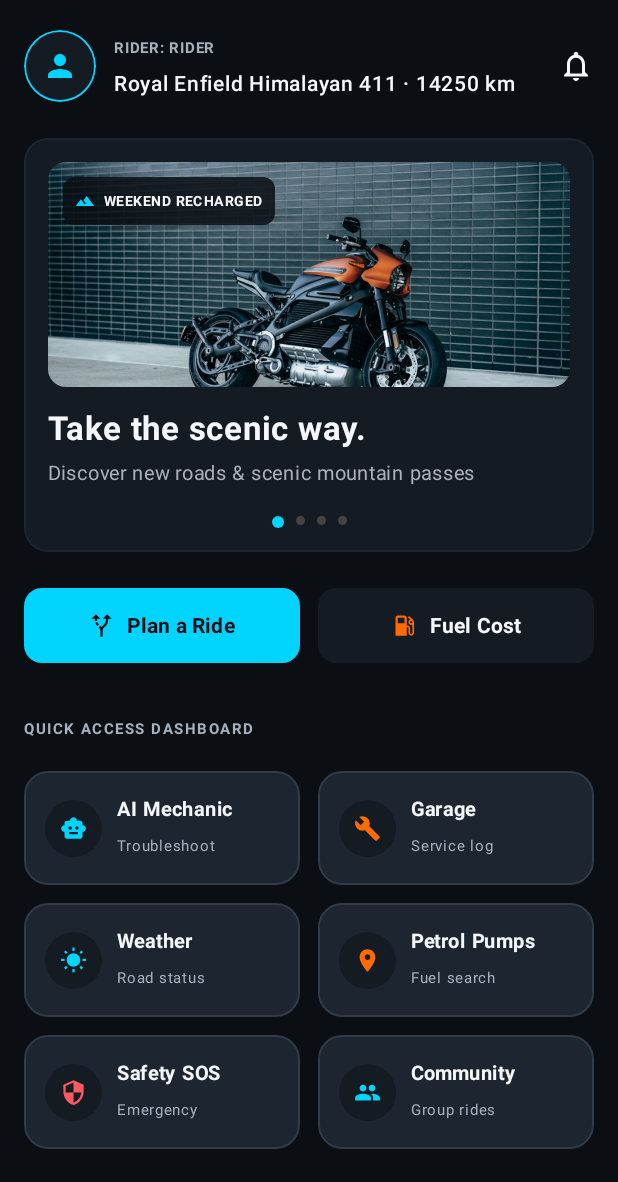
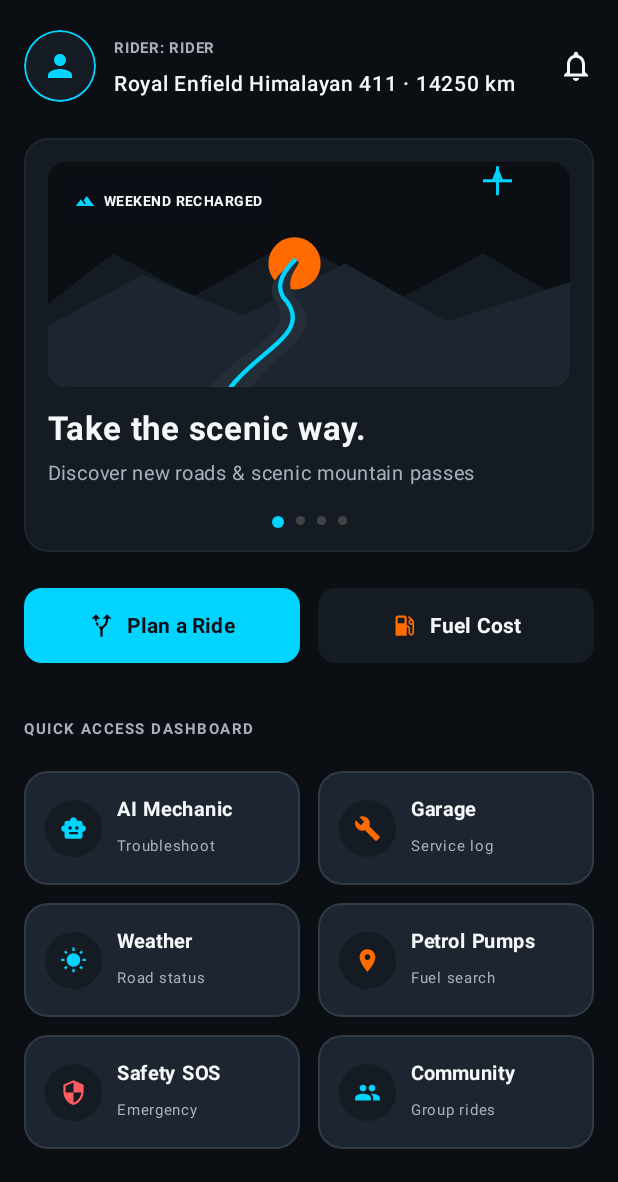
Before and after one commit to yogesh4598/MotoBuddy, an Android app built with Jetpack Compose: the DashboardScreen screen opened through its navigation route, on a phone screen of 412 x 824 dp, the part 54-1236 px from its top. Run offline under Robolectric (Android 15) with nearby library versions, the phone set to English and light mode, and no system bars.

Commit message:
Replace bike photo slides with subject-specific custom graphic artwork drawables

```diff
--- a/app/src/main/java/com/example/motobuddy/ui/screens/home/DashboardScreen.kt
+++ b/app/src/main/java/com/example/motobuddy/ui/screens/home/DashboardScreen.kt
@@ -160,13 +160,13 @@ fun DashboardScreen(navController: NavController) {
 
             Spacer(modifier = Modifier.height(24.dp))
 
-            // Auto-Sliding Hero Section (Clickable Carousel with Real-Life Photos and Navigation Links)
+            // Auto-Sliding Hero Section (Clickable Carousel with Subject-Relevant Graphics)
             val slides = listOf(
                 CarouselSlide(
                     kicker = "WEEKEND RECHARGED",
                     title = "Take the scenic way.",
                     subtitle = "Discover new roads & scenic mountain passes",
-                    imageRes = R.drawable.carousel_scenic_real,
+                    imageRes = R.drawable.slide_scenic_pass,
                     icon = Icons.Default.Landscape,
                     route = Screen.ScenicRoutes.route
                 ),
@@ -174,7 +174,7 @@ fun DashboardScreen(navController: NavController) {
                     kicker = "SMART PLANNING",
                     title = "Plan Your Dream Ride",
                     subtitle = "Routes, weather & fuel cost estimation",
-                    imageRes = R.drawable.carousel_fuel_real,
+                    imageRes = R.drawable.slide_fuel_planner,
                     icon = Icons.Default.LocalGasStation,
                     route = Screen.FuelCostCalculator.route
                 ),
@@ -182,7 +182,7 @@ fun DashboardScreen(navController: NavController) {
                     kicker = "AI MECHANIC",
                     title = "Troubleshoot on the go",
                     subtitle = "Instant AI mechanical diagnostics & tips",
-                    imageRes = R.drawable.carousel_mechanic_real,
+                    imageRes = R.drawable.slide_ai_mechanic_diag,
                     icon = Icons.Default.SmartToy,
                     route = Screen.MechanicAssistant.route
                 ),
@@ -190,7 +190,7 @@ fun DashboardScreen(navController: NavController) {
                     kicker = "COMMUNITY RIDES",
                     title = "Ride with the pack",
                     subtitle = "Join group rides & trip invitations",
-                    imageRes = R.drawable.carousel_community_real,
+                    imageRes = R.drawable.slide_community_pack,
                     icon = Icons.Default.People,
                     route = Screen.Community.route
                 )
@@ -236,7 +236,7 @@ fun DashboardScreen(navController: NavController) {
                                     modifier = Modifier.fillMaxSize()
                                 )
 
-                                // Category Badge Overlay with Matching Icon
+                                // Subject Category Badge Overlay
                                 Row(
                                     modifier = Modifier
                                         .align(Alignment.TopStart)
--- /dev/null
+++ b/app/src/main/res/drawable/slide_ai_mechanic_diag.xml
@@ -0,0 +1,52 @@
+<?xml version="1.0" encoding="utf-8"?>
+<vector xmlns:android="http://schemas.android.com/apk/res/android"
+    android:width="360dp"
+    android:height="200dp"
+    android:viewportWidth="360"
+    android:viewportHeight="200">
+
+    <!-- Background -->
+    <path
+        android:fillColor="#0B0F14"
+        android:pathData="M0,0h360v200h-360z" />
+
+    <!-- Diagnostic Circuit Grid Lines -->
+    <path
+        android:strokeColor="#1D2630"
+        android:strokeWidth="2"
+        android:pathData="M15,35H110L140,65V165 M345,165H265L235,135V25" />
+
+    <!-- Mechanical Engine Gear Assembly Ring -->
+    <path
+        android:strokeColor="#242E39"
+        android:strokeWidth="12"
+        android:pathData="M180,100m-48,0a48,48 0 1,0 96,0a48,48 0 1,0 -96,0" />
+
+    <!-- Gear Teeth -->
+    <path
+        android:strokeColor="#242E39"
+        android:strokeWidth="8"
+        android:strokeLineCap="square"
+        android:pathData="M180,42V52 M180,148V158 M122,100H132 M228,100H238 M139,59L146,66 M214,134L221,141 M139,141L146,134 M214,66L221,59" />
+
+    <!-- Mechanic Wrench Tool (Vibrant Orange Accent) -->
+    <path
+        android:strokeColor="#FF6B00"
+        android:strokeWidth="6"
+        android:strokeLineCap="round"
+        android:pathData="M140,140L220,60 M220,60C225,55 235,55 240,60 C245,65 245,75 240,80" />
+
+    <!-- AI Diagnostic Scan Ring (Electric Cyan Glow) -->
+    <path
+        android:strokeColor="#00D4FF"
+        android:strokeWidth="3"
+        android:pathData="M180,100m-32,0a32,32 0 1,0 64,0a32,32 0 1,0 -64,0" />
+
+    <!-- Diagnostic Spark / ECG Pulse Line -->
+    <path
+        android:strokeColor="#00D4FF"
+        android:strokeWidth="3"
+        android:strokeLineCap="round"
+        android:strokeLineJoin="round"
+        android:pathData="M152,100 L165,100 L172,82 L180,118 L188,92 L195,100 L208,100" />
+</vector>
--- /dev/null
+++ b/app/src/main/res/drawable/slide_community_pack.xml
@@ -0,0 +1,67 @@
+<?xml version="1.0" encoding="utf-8"?>
+<vector xmlns:android="http://schemas.android.com/apk/res/android"
+    android:width="360dp"
+    android:height="200dp"
+    android:viewportWidth="360"
+    android:viewportHeight="200">
+
+    <!-- Dark Background -->
+    <path
+        android:fillColor="#0B0F14"
+        android:pathData="M0,0h360v200h-360z" />
+
+    <!-- Open Highway Perspective Road -->
+    <path
+        android:fillColor="#151B23"
+        android:pathData="M0,200 L110,85 L250,85 L360,200 Z" />
+
+    <path
+        android:fillColor="#1D2630"
+        android:pathData="M35,200 L130,85 L230,85 L325,200 Z" />
+
+    <!-- Highway Lane Dividers (Electric Cyan & Orange) -->
+    <path
+        android:strokeColor="#FF6B00"
+        android:strokeWidth="3"
+        android:strokeLineCap="round"
+        android:pathData="M180,200 L180,85" />
+
+    <path
+        android:strokeColor="#00D4FF"
+        android:strokeWidth="2"
+        android:strokeLineCap="round"
+        android:pathData="M145,200 L160,85 M215,200 L200,85" />
+
+    <!-- Group Rider Silhouettes (Lead Rider - Cyan Helmet) -->
+    <path
+        android:fillColor="#00D4FF"
+        android:pathData="M180,75m-11,0a11,11 0 1,0 22,0a11,11 0 1,0 -22,0" />
+    <path
+        android:fillColor="#0B0F14"
+        android:pathData="M174,73h12v4h-12z" />
+    <path
+        android:fillColor="#242E39"
+        android:pathData="M162,100 C162,88 198,88 198,100 Z" />
+
+    <!-- Flank Rider 1 (Orange Helmet) -->
+    <path
+        android:fillColor="#FF6B00"
+        android:pathData="M115,95m-9,0a9,9 0 1,0 18,0a9,9 0 1,0 -18,0" />
+    <path
+        android:fillColor="#242E39"
+        android:pathData="M100,115 C100,105 130,105 130,115 Z" />
+
+    <!-- Flank Rider 2 (Green Helmet) -->
+    <path
+        android:fillColor="#32D583"
+        android:pathData="M245,95m-9,0a9,9 0 1,0 18,0a9,9 0 1,0 -18,0" />
+    <path
+        android:fillColor="#242E39"
+        android:pathData="M230,115 C230,105 260,105 260,115 Z" />
+
+    <!-- Social Connection Web Lines -->
+    <path
+        android:strokeColor="#00D4FF"
+        android:strokeWidth="1.5"
+        android:pathData="M115,95 L180,75 L245,95 M115,95 L245,95" />
+</vector>
--- /dev/null
+++ b/app/src/main/res/drawable/slide_fuel_planner.xml
@@ -0,0 +1,59 @@
+<?xml version="1.0" encoding="utf-8"?>
+<vector xmlns:android="http://schemas.android.com/apk/res/android"
+    android:width="360dp"
+    android:height="200dp"
+    android:viewportWidth="360"
+    android:viewportHeight="200">
+
+    <!-- Background -->
+    <path
+        android:fillColor="#0B0F14"
+        android:pathData="M0,0h360v200h-360z" />
+
+    <!-- Card Base -->
+    <path
+        android:fillColor="#151B23"
+        android:pathData="M15,15h330v170h-330z" />
+
+    <!-- Fuel Dispenser Body -->
+    <path
+        android:fillColor="#1D2630"
+        android:pathData="M60,50h80v110h-80z" />
+
+    <!-- Fuel Meter Screen -->
+    <path
+        android:fillColor="#0B0F14"
+        android:pathData="M70,65h60v35h-60z" />
+
+    <!-- Fuel Digital Meter Lines -->
+    <path
+        android:strokeColor="#00D4FF"
+        android:strokeWidth="2.5"
+        android:strokeLineCap="round"
+        android:pathData="M75,78h50 M75,88h35" />
+
+    <!-- Fuel Hose & Nozzle Gun -->
+    <path
+        android:strokeColor="#FF6B00"
+        android:strokeWidth="4"
+        android:strokeLineCap="round"
+        android:strokeLineJoin="round"
+        android:pathData="M140,105 C165,105 165,155 185,135 L210,100 L200,90 L185,115" />
+
+    <!-- Big Fuel Drop Icon -->
+    <path
+        android:fillColor="#FF6B00"
+        android:pathData="M250,70 C250,70 230,100 230,115 C230,126 239,135 250,135 C261,135 270,126 270,115 C270,100 250,70 250,70 Z" />
+
+    <!-- Trip Distance & Mileage Meter Gauge Arc -->
+    <path
+        android:strokeColor="#00D4FF"
+        android:strokeWidth="3"
+        android:pathData="M310,120 A30,30 0 1,0 270,135" />
+
+    <path
+        android:strokeColor="#32D583"
+        android:strokeWidth="3"
+        android:strokeLineCap="round"
+        android:pathData="M290,105 L302,93" />
+</vector>
--- /dev/null
+++ b/app/src/main/res/drawable/slide_scenic_pass.xml
@@ -0,0 +1,48 @@
+<?xml version="1.0" encoding="utf-8"?>
+<vector xmlns:android="http://schemas.android.com/apk/res/android"
+    android:width="360dp"
+    android:height="200dp"
+    android:viewportWidth="360"
+    android:viewportHeight="200">
+
+    <!-- Sky Background -->
+    <path
+        android:fillColor="#0B0F14"
+        android:pathData="M0,0h360v200h-360z" />
+
+    <!-- Distant Mountain Ranges -->
+    <path
+        android:fillColor="#151B23"
+        android:pathData="M0,120 L45,85 L100,115 L170,75 L240,118 L300,85 L360,120 L360,200 L0,200 Z" />
+
+    <!-- Midground Hills -->
+    <path
+        android:fillColor="#1D2630"
+        android:pathData="M0,135 L65,100 L135,128 L205,92 L275,132 L360,105 L360,200 L0,200 Z" />
+
+    <!-- Sunset Horizon Sun -->
+    <path
+        android:fillColor="#FF6B00"
+        android:pathData="M170,92m-18,0a18,18 0 1,0 36,0a18,18 0 1,0 -36,0" />
+
+    <!-- Winding Scenic Highway Pass -->
+    <path
+        android:fillColor="#242E39"
+        android:pathData="M130,200 C140,155 200,145 170,115 C160,100 180,90 170,90 C175,90 150,100 155,115 C180,145 110,155 100,200 Z" />
+
+    <!-- Highway Centerline (Electric Cyan Scenic Ribbon) -->
+    <path
+        android:strokeColor="#00D4FF"
+        android:strokeWidth="3"
+        android:strokeLineCap="round"
+        android:pathData="M115,200 C125,155 190,145 162,115 C155,103 170,90 170,90" />
+
+    <!-- Mountain Altitude Badge -->
+    <path
+        android:strokeColor="#00D4FF"
+        android:strokeWidth="2"
+        android:pathData="M310,25 L310,45 M300,35 L320,35" />
+    <path
+        android:fillColor="#00D4FF"
+        android:pathData="M310,25 L314,35 L310,33 L306,35 Z" />
+</vector>
```
